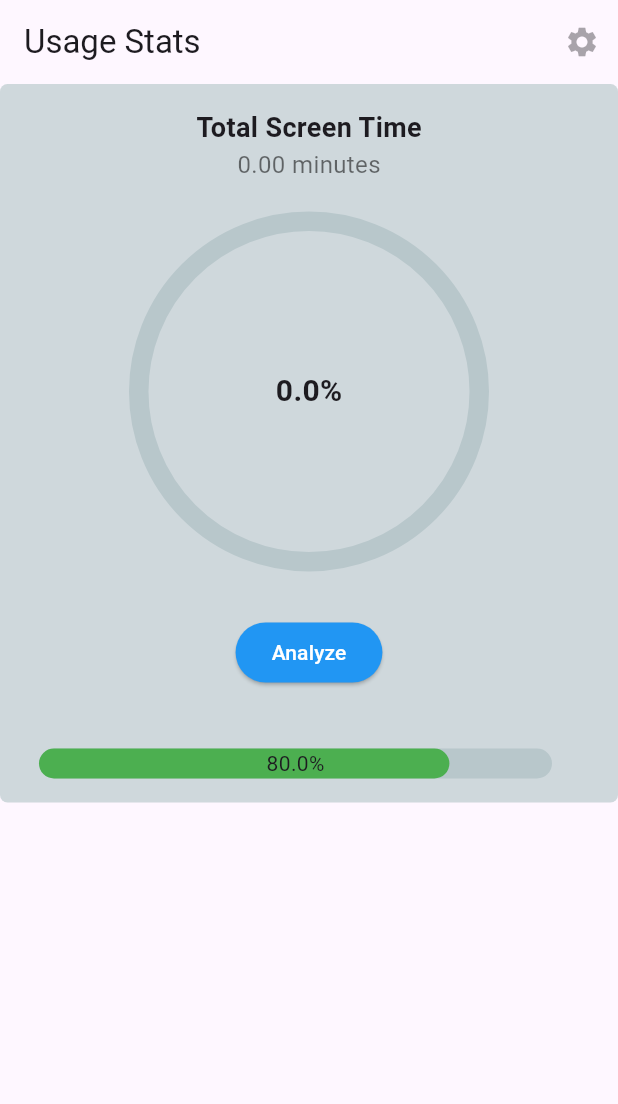
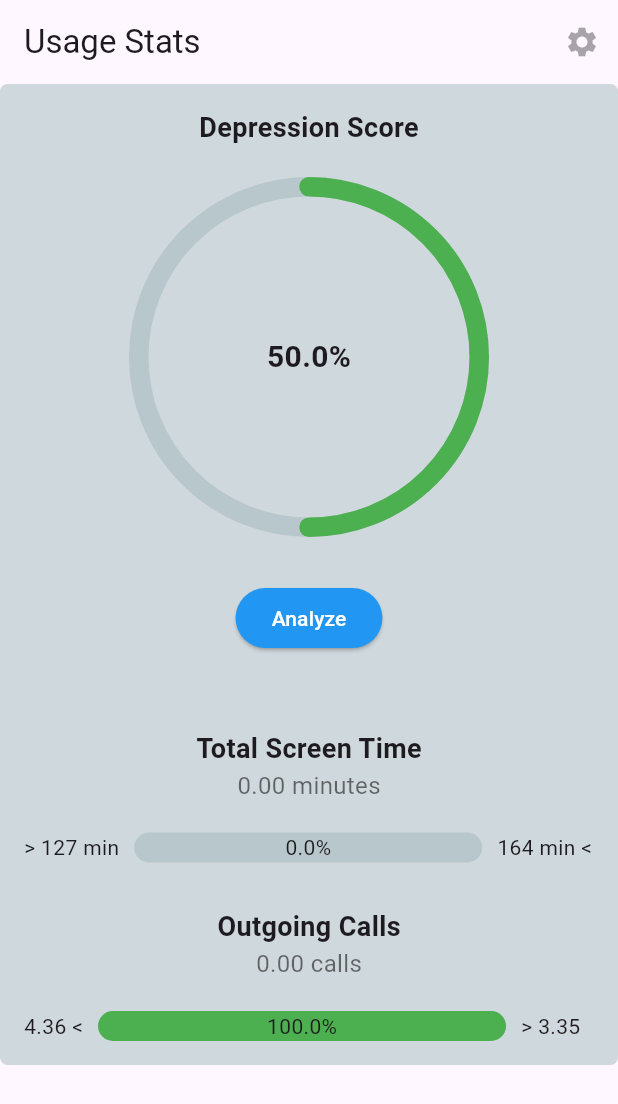
Before and after one commit to nicolas-design/bachelorApp, a Flutter app: the screen it shows after launch, after a tap on "Analyze", on a phone screen of 412 x 824 dp. Shown: the top 1104 px of the screen. Run offline on Flutter 3.47's test engine with Material 3 defaults, Android fonts, the light colour scheme and no system bars; drawn by our look-alikes of percent_indicator; our stand-ins replace permission_handler; missing offline and left inert: usage_stats.

Commit message:
Added percentage for outgoing calls

```diff
--- /dev/null
+++ b/lib/call_log_util.dart
@@ -0,0 +1,32 @@
+import 'package:permission_handler/permission_handler.dart';
+import 'package:flutter/services.dart';
+
+
+class PermissionService {
+  static Future<bool> requestCallLogPermission() async {
+    var status = await Permission.phone.status; // or Permission.phone for just call-related permissions
+    if (!status.isGranted) {
+      status = await Permission.phone.request();
+    }
+    return status.isGranted;
+  }
+}
+
+class CallLogUtil {
+  static final platform = MethodChannel('com.example.ba_app_flutter_1/call_log');
+
+  static Future<int> getOutgoingCallsCount() async {
+    if (!await PermissionService.requestCallLogPermission()) {
+      print("Call Log permission not granted");
+      return 0;
+    }
+    try {
+      final int result = await platform.invokeMethod('getOutgoingCallsCount');
+      print('Outgoing calls count: $result');
+      return result;
+    } catch (e) {
+      print('Failed to get outgoing calls count: $e');
+      return 0;
+    }
+  }
+}
--- a/lib/main.dart
+++ b/lib/main.dart
@@ -2,6 +2,7 @@ import 'package:flutter/material.dart';
 import 'dart:async';
 import 'package:usage_stats/usage_stats.dart';
 import 'package:percent_indicator/percent_indicator.dart';
+import 'call_log_util.dart';
 
 void main() {
   runApp(MyApp());
@@ -16,8 +17,14 @@ class _MyAppState extends State<MyApp> {
   List<EventUsageInfo> events = [];
   Map<String?, UsageInfo?> _usageInfoMap = Map();
 
+  double overallPercentage = 0.0;
+  String overallPercentageLabel = "0%";
+
+  double outgoingCallsCount = 0;
+  double outgoingCallsPercentage = 0.0;
+  String outgoingCallsCountLabel = "0%";
+
  double totalScreenTimeMinutes = 0;
-
   double _currentPercentage = 0.0;
   String _percentageLabel = "0%";
 
@@ -88,19 +95,55 @@ class _MyAppState extends State<MyApp> {
     }
   }
 
-  void _updatePercentage() {
+Future<void> analyzeUsage() async {
+  try {
+    // Fetching outgoing call count
+    int callCount = await CallLogUtil.getOutgoingCallsCount();
+    double callPercentage;
+    double maxCalls = 4.36;
+    double minCalls = 3.35;
+
+    if (callCount > maxCalls) {
+      callPercentage = 0.0;
+    } else if (callCount < minCalls) {
+      callPercentage = 1.0;
+    } else {
+      callPercentage = (maxCalls - callCount) / (maxCalls - minCalls);
+    }
+
     double minTime = 127.13;
     double maxTime = 164.0;
+    double screenTimePercentage;
+
     if (totalScreenTimeMinutes <= minTime) {
-    _currentPercentage = 0.0;
+      screenTimePercentage = 0.0;
     } else if (totalScreenTimeMinutes >= maxTime) {
-    _currentPercentage = 1.0;
+      screenTimePercentage = 1.0;
     } else {
-    _currentPercentage = (totalScreenTimeMinutes - minTime) / (maxTime - minTime);
+      screenTimePercentage = (totalScreenTimeMinutes - minTime) / (maxTime - minTime);
     }
-  _percentageLabel = "${(_currentPercentage * 100).toStringAsFixed(1)}%";
-  setState(() {});  // Update the UI
+
+    // Calculate the average of call percentage and screen time percentage
+    double averagePercentage = (callPercentage + screenTimePercentage) / 2;
+
+    // Update state with new values
+    setState(() {
+      outgoingCallsCount = callCount.toDouble();
+      outgoingCallsPercentage = callPercentage;
+      outgoingCallsCountLabel = "${(callPercentage * 100).toStringAsFixed(1)}%";
+      _currentPercentage = screenTimePercentage;
+      _percentageLabel = "${(screenTimePercentage * 100).toStringAsFixed(1)}%";
+      overallPercentage = averagePercentage;
+      overallPercentageLabel = "${(averagePercentage * 100).toStringAsFixed(1)}%";
+    });
+  } catch (e) {
+    print("Error during analysis: $e");
+    // Optionally, handle errors, such as by displaying an error message.
   }
+}
+
+
+
 
 
 @override
@@ -132,6 +175,43 @@ Widget build(BuildContext context) {
 
                   children: [
                     Text(
+                      "Depression Score",
+                      style: TextStyle(
+                        fontSize: 18,
+                        fontWeight: FontWeight.bold,
+                      ),
+                    ),
+
+                    SizedBox(height: 20),
+                    CircularPercentIndicator(  // Add this widget here
+
+                      radius: 120.0,
+                      lineWidth: 13.0,
+                      animation: true,
+                      percent: overallPercentage,  // This should be dynamic based on your data
+                      center: Text(
+                        overallPercentageLabel,  // This should also be dynamic
+                        style: TextStyle(fontWeight: FontWeight.bold, fontSize: 20.0),
+                      ),
+                      circularStrokeCap: CircularStrokeCap.round,
+                      progressColor: Colors.green,
+                    ),
+                    SizedBox(height: 30),  // Space between the circle and the button
+                    ElevatedButton(
+                      onPressed: () {
+                        // Action to perform on button press
+                        analyzeUsage();
+
+                        print("Analyze button pressed");
+                      },
+                      child: Text("Analyze"),
+                      style: ElevatedButton.styleFrom(
+                        backgroundColor: Colors.blue,  // Correct property for background color
+                        foregroundColor: Colors.white,  // Correct property for text color
+                      ),
+                    ),
+                    SizedBox(height: 50),  // Space between the button and the bottom of the container
+                    Text(
                       "Total Screen Time",
                       style: TextStyle(
                         fontSize: 18,
@@ -146,42 +226,46 @@ Widget build(BuildContext context) {
                       ),
                     ),
                     SizedBox(height: 20),
-                    CircularPercentIndicator(  // Add this widget here
-
-                      radius: 120.0,
-                      lineWidth: 13.0,
+                    Center(
+                      child: LinearPercentIndicator(
+                        width: MediaQuery.of(context).size.width - 160,
                         animation: true,
-                      percent: _currentPercentage,  // This should be dynamic based on your data
-                      center: Text(
-                        _percentageLabel,  // This should also be dynamic
-                        style: TextStyle(fontWeight: FontWeight.bold, fontSize: 20.0),
-                      ),
-                      circularStrokeCap: CircularStrokeCap.round,
+                        lineHeight: 20.0,
+                        animationDuration: 1000,
+                        leading: new Text("> 127 min"),
+                        trailing: new Text("164 min <"),
+                        percent: _currentPercentage,
+                        center: Text(_percentageLabel),
+                        barRadius: Radius.circular(10),
                         progressColor: Colors.green,
                       ),
-                    SizedBox(height: 30),  // Space between the circle and the button
-                    ElevatedButton(
-                      onPressed: () {
-                        // Action to perform on button press
-                        _updatePercentage();
-                        print("Analyze button pressed");
-                      },
-                      child: Text("Analyze"),
-                      style: ElevatedButton.styleFrom(
-                        backgroundColor: Colors.blue,  // Correct property for background color
-                        foregroundColor: Colors.white,  // Correct property for text color
+                    ),
+                    SizedBox(height: 30),  // Space between the button and the bottom of the container
+                    Text(
+                      "Outgoing Calls",
+                      style: TextStyle(
+                        fontSize: 18,
+                        fontWeight: FontWeight.bold,
                       ),
                     ),
-                    SizedBox(height: 40),  // Space between the button and the bottom of the container
-
+                    Text(
+                      "${outgoingCallsCount.toStringAsFixed(2)} calls",
+                      style: TextStyle(
+                        fontSize: 16,
+                        color: Colors.black54,
+                      ),
+                    ),
+                    SizedBox(height: 20),
                     Center(
                       child: LinearPercentIndicator(
-                        width: MediaQuery.of(context).size.width - 50,
+                        width: MediaQuery.of(context).size.width - 120,
                         animation: true,
                         lineHeight: 20.0,
-                        animationDuration: 2500,
-                        percent: 0.8,
-                        center: Text("80.0%"),
+                        animationDuration: 1000,
+                        leading: new Text("4.36 <"),
+                        trailing: new Text("> 3.35"),
+                        percent: outgoingCallsPercentage,
+                        center: Text(outgoingCallsCountLabel),
                         barRadius: Radius.circular(10),
                         progressColor: Colors.green,
                       ),
--- /dev/null
+++ b/lib/permission_service.dart
@@ -0,0 +1,11 @@
+import 'package:permission_handler/permission_handler.dart';
+
+class PermissionService {
+  static Future<bool> requestPhonePermission() async {
+    var status = await Permission.phone.status;
+    if (!status.isGranted) {
+      status = await Permission.phone.request();
+    }
+    return status.isGranted;
+  }
+}
--- a/pubspec.yaml
+++ b/pubspec.yaml
@@ -37,6 +37,7 @@ dependencies:
   cupertino_icons: ^1.0.6
   usage_stats: ^1.2.0
   percent_indicator: ^4.2.3
+  permission_handler: ^11.3.1
 
 dev_dependencies:
   flutter_test:
```
Also changed, not shown: pubspec.lock, 4 other files. Lines whose indentation alone changed are shown as unchanged.
